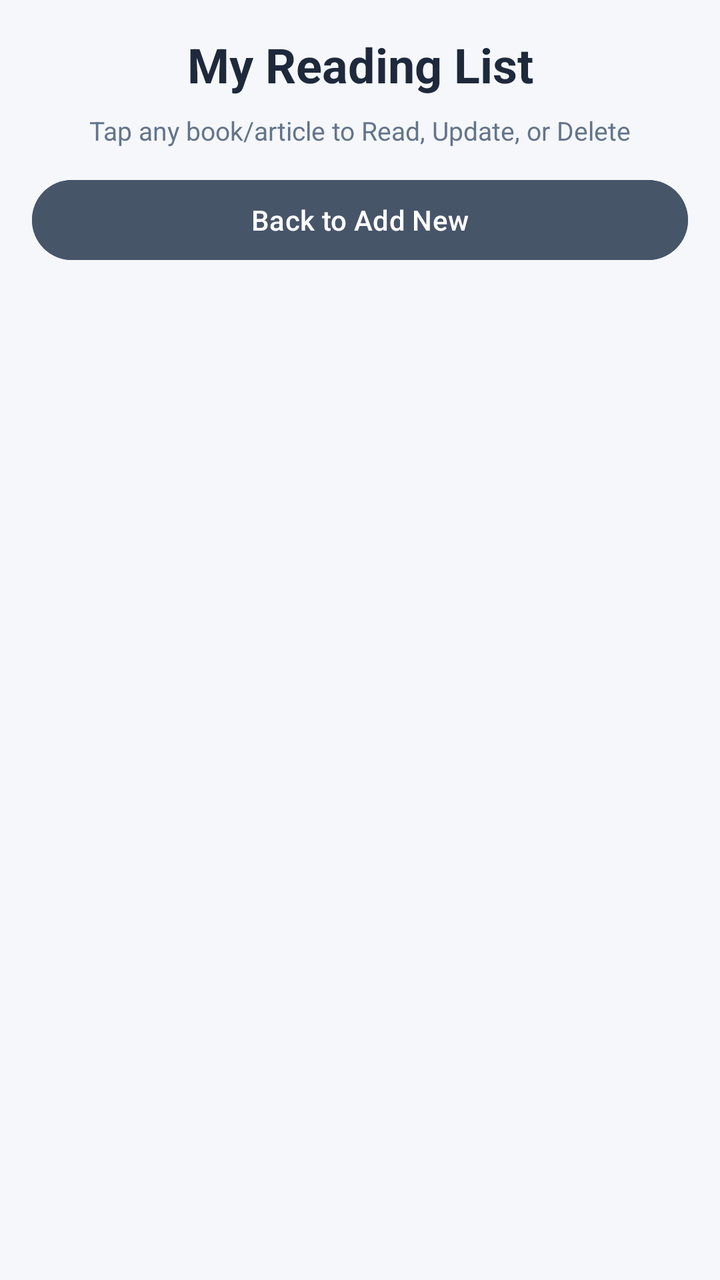
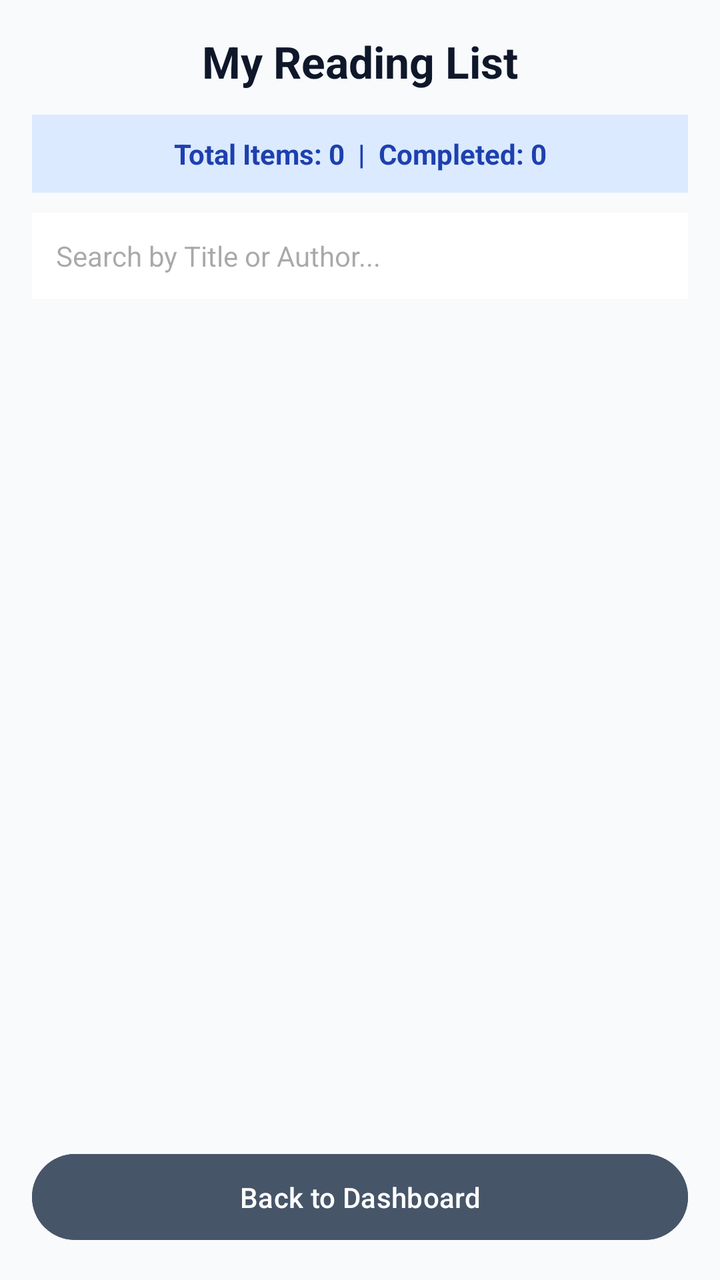

An Android layout rendered at two revisions. The XML below is the earlier revision; the diff shows what the commit changed to produce the second picture.
<!-- AndroidManifest.xml: application theme Theme.Myapp -->
<!-- res/layout/activity_view_books.xml -->
<?xml version="1.0" encoding="utf-8"?>
<LinearLayout xmlns:android="http://schemas.android.com/apk/res/android"
    xmlns:app="http://schemas.android.com/apk/res-auto"
    xmlns:tools="http://schemas.android.com/tools"
    android:id="@+id/main"
    android:layout_width="match_parent"
    android:layout_height="match_parent"
    tools:context=".ViewBooksActivity"
    android:orientation="vertical"
    android:background="#F5F7FA"
    android:padding="16dp">

    <TextView
        android:layout_width="match_parent"
        android:layout_height="wrap_content"
        android:text="My Reading List"
        android:textSize="24sp"
        android:textStyle="bold"
        android:textColor="#1E293B"
        android:gravity="center"
        android:layout_marginBottom="8dp" />

    <TextView
        android:layout_width="match_parent"
        android:layout_height="wrap_content"
        android:text="Tap any book/article to Read, Update, or Delete"
        android:textSize="13sp"
        android:textColor="#64748B"
        android:gravity="center"
        android:layout_marginBottom="12dp" />

    <Button
        android:id="@+id/btnBack"
        android:layout_width="match_parent"
        android:layout_height="wrap_content"
        android:text="Back to Add New"
        android:textColor="#FFFFFF"
        android:backgroundTint="#475569"
        android:layout_marginBottom="12dp" />
    <androidx.recyclerview.widget.RecyclerView
        android:id="@+id/recyclerViewBooks"
        android:layout_width="match_parent"
        android:layout_height="match_parent" />

</LinearLayout>
<!-- resources referenced by this layout -->
<resources>
  <style name="Theme.Myapp" parent="Base.Theme.Myapp" />
  <style name="Base.Theme.Myapp" parent="Theme.Material3.DayNight.NoActionBar">
          
          
      </style>
</resources>

<!-- the commit's change to res/layout/activity_view_books.xml (unified diff, before → after) -->
@@ -1,45 +1,64 @@
 <?xml version="1.0" encoding="utf-8"?>
 <LinearLayout xmlns:android="http://schemas.android.com/apk/res/android"
-    xmlns:app="http://schemas.android.com/apk/res-auto"
-    xmlns:tools="http://schemas.android.com/tools"
-    android:id="@+id/main"
     android:layout_width="match_parent"
     android:layout_height="match_parent"
-    tools:context=".ViewBooksActivity"
     android:orientation="vertical"
-    android:background="#F5F7FA"
+    android:background="#F8FAFC"
     android:padding="16dp">
 
+    
     <TextView
         android:layout_width="match_parent"
         android:layout_height="wrap_content"
         android:text="My Reading List"
-        android:textSize="24sp"
+        android:textSize="22sp"
         android:textStyle="bold"
-        android:textColor="#1E293B"
-        android:gravity="center"
-        android:layout_marginBottom="8dp" />
-
-    <TextView
-        android:layout_width="match_parent"
-        android:layout_height="wrap_content"
-        android:text="Tap any book/article to Read, Update, or Delete"
-        android:textSize="13sp"
-        android:textColor="#64748B"
+        android:textColor="#0F172A"
         android:gravity="center"
         android:layout_marginBottom="12dp" />
 
+    
+    <TextView
+        android:id="@+id/tvSummaryStats"
+        android:layout_width="match_parent"
+        android:layout_height="wrap_content"
+        android:text="Total Items: 0  |  Completed: 0"
+        android:textSize="14sp"
+        android:textStyle="bold"
+        android:textColor="#1E40AF"
+        android:background="#DBEAFE"
+        android:padding="10dp"
+        android:gravity="center"
+        android:layout_marginBottom="10dp" />
+
+    
+    <EditText
+        android:id="@+id/etSearchBook"
+        android:layout_width="match_parent"
+        android:layout_height="wrap_content"
+        android:hint="Search by Title or Author..."
+        android:textSize="14sp"
+        android:padding="12dp"
+        android:background="#FFFFFF"
+        android:textColor="#0F172A"
+        android:layout_marginBottom="12dp" />
+
+    
+    <androidx.recyclerview.widget.RecyclerView
+        android:id="@+id/recyclerViewBooks"
+        android:layout_width="match_parent"
+        android:layout_height="0dp"
+        android:layout_weight="1"
+        android:layout_marginBottom="12dp" />
+
+    
     <Button
         android:id="@+id/btnBack"
         android:layout_width="match_parent"
         android:layout_height="wrap_content"
-        android:text="Back to Add New"
+        android:text="Back to Dashboard"
+        android:backgroundTint="#475569"
         android:textColor="#FFFFFF"
-        android:backgroundTint="#475569"
-        android:layout_marginBottom="12dp" />
-    <androidx.recyclerview.widget.RecyclerView
-        android:id="@+id/recyclerViewBooks"
-        android:layout_width="match_parent"
-        android:layout_height="match_parent" />
+        android:padding="12dp" />
 
 </LinearLayout>
